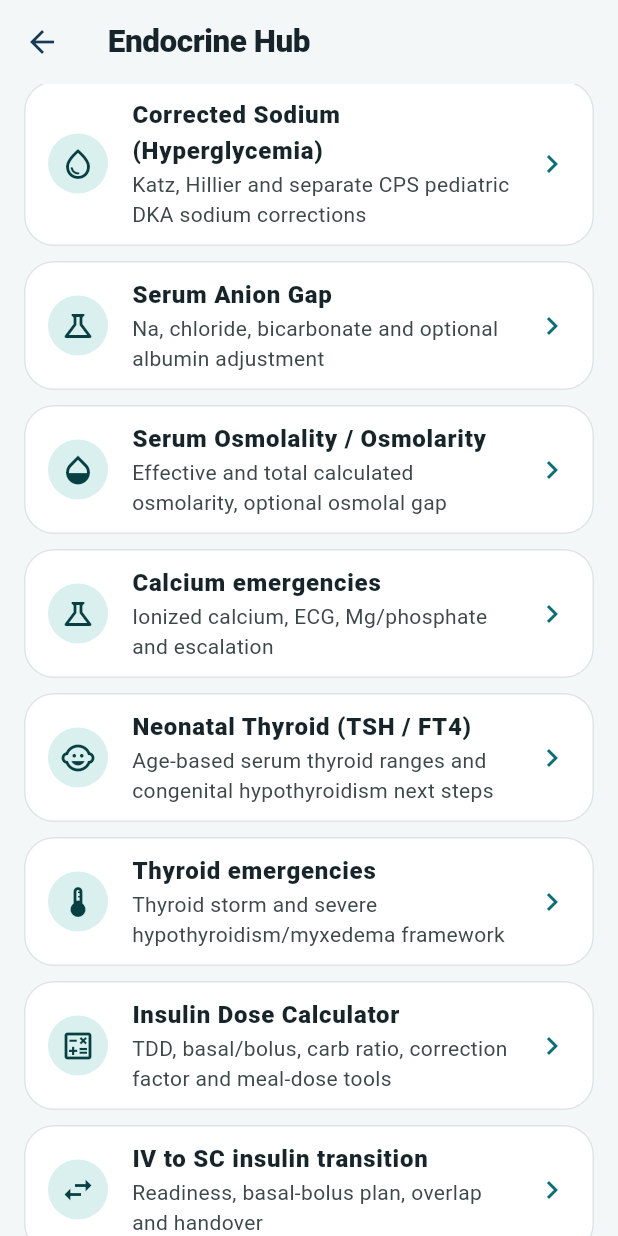
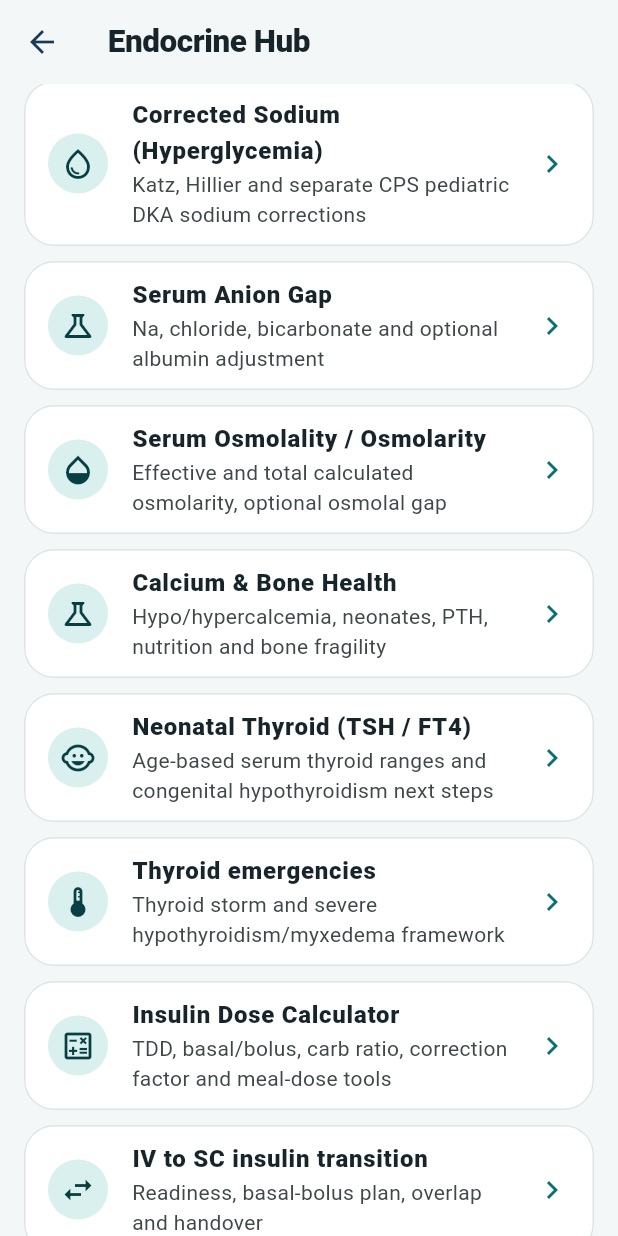
Before and after one commit to extraxen/pedsflow, a Flutter app: the EndocrineHubScreen screen opened directly, scrolled down 576 dp, on a phone screen of 412 x 824 dp. Run offline on Flutter 3.47's test engine with Material 3 defaults, Android fonts, the phone set to English and light mode, and no system bars; our stand-ins replace image_picker, shared_preferences; missing offline and left inert: dart:js_interop; accounts and stored records are empty.

Commit message:
Replace limited calcium emergency page with comprehensive calcium and bone health hub

```diff
--- a/lib/features/endocrine/endocrine_hub_screen.dart
+++ b/lib/features/endocrine/endocrine_hub_screen.dart
@@ -12,6 +12,7 @@ import 'insulin_workspace_screen.dart';
 import 'insulin_transition_screen.dart';
 import 'endocrine_lab_tools_screen.dart';
 import 'neonatal_thyroid_screen.dart';
+import 'calcium_hub_screen.dart';
 
 class EndocrineHubScreen extends StatelessWidget {
   const EndocrineHubScreen({super.key});
@@ -26,7 +27,7 @@ class EndocrineHubScreen extends StatelessWidget {
       _EndoItem('Corrected Sodium (Hyperglycemia)', 'Katz, Hillier and separate CPS pediatric DKA sodium corrections', Icons.water_drop_outlined, const HyperglycemiaSodiumScreen()),
       _EndoItem('Serum Anion Gap', 'Na, chloride, bicarbonate and optional albumin adjustment', Icons.science_outlined, const SerumAnionGapScreen()),
       _EndoItem('Serum Osmolality / Osmolarity', 'Effective and total calculated osmolarity, optional osmolal gap', Icons.opacity_outlined, const SerumOsmolarityScreen()),
-      _EndoItem('Calcium emergencies', 'Ionized calcium, ECG, Mg/phosphate and escalation', Icons.science_outlined, const CalciumEmergencyScreen()),
+      _EndoItem('Calcium & Bone Health', 'Hypo/hypercalcemia, neonates, PTH, nutrition and bone fragility', Icons.science_outlined, const CalciumHubScreen()),
       _EndoItem('Neonatal Thyroid (TSH / FT4)', 'Age-based serum thyroid ranges and congenital hypothyroidism next steps', Icons.child_care_outlined, const NeonatalThyroidScreen()),
       _EndoItem('Thyroid emergencies', 'Thyroid storm and severe hypothyroidism/myxedema framework', Icons.thermostat_outlined, const ThyroidEmergencyScreen()),
       _EndoItem('Insulin Dose Calculator', 'TDD, basal/bolus, carb ratio, correction factor and meal-dose tools', Icons.calculate_outlined, const InsulinWorkspaceScreen()),
@@ -67,13 +68,6 @@ class _PediatricHypoglycemiaScreenState extends State<PediatricHypoglycemiaScree
  const Text('Recheck glucose after rescue and provide ongoing carbohydrate/dextrose to prevent recurrence. Review insulin/sulfonylurea exposure, fasting/illness, adrenal/pituitary disease, metabolic disease, liver disease and sepsis where relevant.'),
  ]);}}
 
-class CalciumEmergencyScreen extends StatelessWidget{const CalciumEmergencyScreen({super.key});@override Widget build(BuildContext context)=>_endoPage(context,'Calcium emergencies',const[
- Card(child:Padding(padding:EdgeInsets.all(14),child:Text('Use ionized calcium when available in the acutely ill child. Total calcium is affected by albumin and pH. Severe symptomatic hypo- or hypercalcemia requires monitored specialist management.'))),
- ListTile(leading:Icon(Icons.monitor_heart_outlined),title:Text('Hypocalcemia',style:TextStyle(fontWeight:FontWeight.w900)),subtitle:Text('Tetany, seizures, stridor, paresthesia or prolonged QT: obtain ionized Ca, Mg, phosphate, renal function and ECG; correct coexisting hypomagnesemia. IV calcium is a high-alert medication—use local concentration/rate/line protocol.')),
- ListTile(leading:Icon(Icons.warning_amber_outlined),title:Text('Hypercalcemia',style:TextStyle(fontWeight:FontWeight.w900)),subtitle:Text('Assess hydration, ECG, renal function, phosphate, PTH and vitamin D context. Severe/symptomatic hypercalcemia warrants IV hydration and endocrine/nephrology involvement; cause-directed therapies require specialist guidance.')),
- Text('PedsFlow intentionally does not invent a universal IV calcium dose/concentration because local pediatric formulations and access limits vary. Link this page to your institutional calcium replacement monograph before enabling one-tap dosing.'),
-]);}
-
 class ThyroidEmergencyScreen extends StatelessWidget{const ThyroidEmergencyScreen({super.key});@override Widget build(BuildContext context)=>_endoPage(context,'Thyroid emergencies',const[
  ListTile(leading:Icon(Icons.local_fire_department_outlined),title:Text('Thyroid storm',style:TextStyle(fontWeight:FontWeight.w900)),subtitle:Text('Consider with severe thyrotoxicosis plus fever, marked tachycardia/arrhythmia, CNS change, heart failure or GI/hepatic dysfunction. Stabilize ABCs, temperature/fluids carefully, and involve endocrinology/PICU urgently. Therapy is multi-drug and sequence-dependent; use current local endocrine protocol.')),
  ListTile(leading:Icon(Icons.ac_unit_outlined),title:Text('Severe hypothyroidism / myxedema physiology',style:TextStyle(fontWeight:FontWeight.w900)),subtitle:Text('Hypothermia, bradycardia, hypoventilation, altered mental status, hyponatremia/hypoglycemia and cardiovascular instability require PICU/endocrinology. Consider coexisting adrenal insufficiency before thyroid hormone escalation.')),
```
